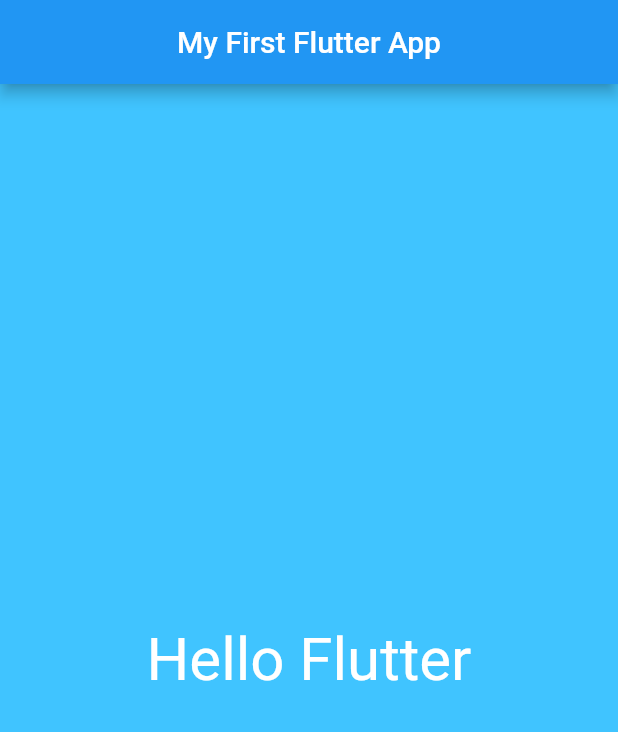
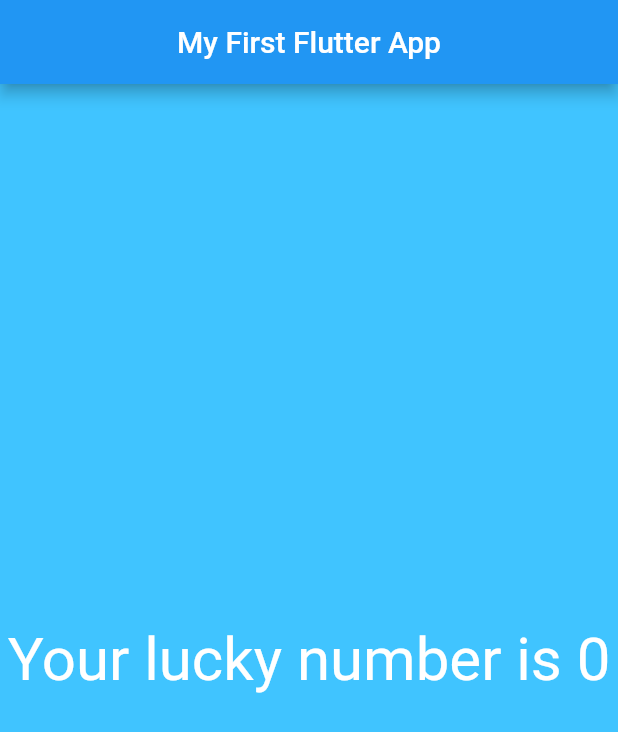
Before and after one commit to ludralph/flutter_into_app, a Flutter app: the screen it shows after launch, on a phone screen of 412 x 824 dp. Shown: the top 732 px of the screen. Run offline on Flutter 3.47's test engine with Material 2 defaults, Android fonts, the phone set to English and light mode, and no system bars.

Commit message:
add logic to generate lucky number

```diff
--- a/lib/app_screen/first_screen.dart
+++ b/lib/app_screen/first_screen.dart
@@ -1,3 +1,5 @@
+import 'dart:math';
+
 import 'package:flutter/material.dart';
 
 class FirstScreen extends StatelessWidget {
@@ -7,7 +9,7 @@ class FirstScreen extends StatelessWidget {
       color: Colors.lightBlueAccent,
       child: Center(
         child: Text(
-          'Hello Flutter',
+          generateLuckyNumber(),
           style: TextStyle(
             fontSize: 40.0,
             color: Colors.white,
@@ -16,4 +18,10 @@ class FirstScreen extends StatelessWidget {
       ),
     );
   }
+
+  String generateLuckyNumber(){
+    var random = Random();
+    int luckyNumber = random.nextInt(10);
+    return "Your lucky number is $luckyNumber";
+  }
 }
```
